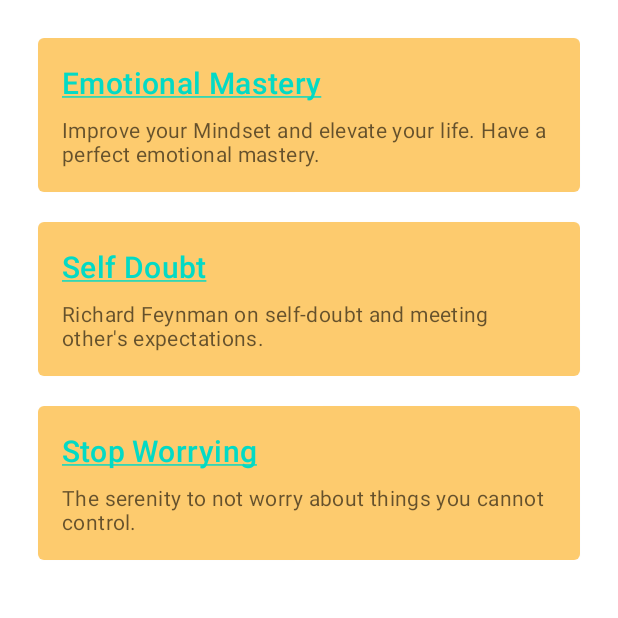
After one commit to shantanu-bandarkar/mindSpace, an Android app: the AllArticles screen opened directly, with no data from a screen before it, on a phone screen of 412 x 824 dp, the top half of it. The commit adds this screen. Run offline under Robolectric (Android 15) with nearby library versions, the phone set to English and light mode, and no system bars; Roboto replaces fonts that are not available here.

Commit message:
feat: read articles

```diff
--- a/app/src/main/AndroidManifest.xml
+++ b/app/src/main/AndroidManifest.xml
@@ -9,6 +9,9 @@
         android:roundIcon="@mipmap/mindspace"
         android:supportsRtl="true"
         android:theme="@style/Theme.Quiz">
+        <activity
+            android:name=".AllArticles"
+            android:exported="false" />
         <activity
             android:name=".Contacts.Make_Call"
             android:exported="false" />
--- /dev/null
+++ b/app/src/main/java/com/example/mindspace/AllArticles.java
@@ -0,0 +1,14 @@
+package com.example.mindspace;
+
+import androidx.appcompat.app.AppCompatActivity;
+
+import android.os.Bundle;
+
+public class AllArticles extends AppCompatActivity {
+
+    @Override
+    protected void onCreate(Bundle savedInstanceState) {
+        super.onCreate(savedInstanceState);
+        setContentView(R.layout.activity_all_articles);
+    }
+}
--- a/app/src/main/java/com/example/mindspace/LandingPage.java
+++ b/app/src/main/java/com/example/mindspace/LandingPage.java
@@ -12,7 +12,7 @@ import com.example.mindspace.Contacts.Add_contact;
 
 public class LandingPage extends AppCompatActivity {
     Button takeTestBtn;
-    TextView contacts;
+    TextView contacts,articles;
     @Override
     protected void onCreate(Bundle savedInstanceState) {
         super.onCreate(savedInstanceState);
@@ -20,6 +20,7 @@ public class LandingPage extends AppCompatActivity {
 
         takeTestBtn = findViewById(R.id.takeTestBtn);
         contacts =  findViewById(R.id.contact);
+        articles = findViewById(R.id.read);
 
         takeTestBtn.setOnClickListener(new View.OnClickListener() {
             @Override
@@ -36,5 +37,12 @@ public class LandingPage extends AppCompatActivity {
                 startActivity(i);
             }
         });
+        articles.setOnClickListener(new View.OnClickListener() {
+            @Override
+            public void onClick(View view) {
+                Intent i = new Intent(LandingPage.this, AllArticles.class);
+                startActivity(i);
+            }
+        });
     }
 }
--- /dev/null
+++ b/app/src/main/res/layout/activity_all_articles.xml
@@ -0,0 +1,123 @@
+<?xml version="1.0" encoding="utf-8"?>
+<LinearLayout xmlns:android="http://schemas.android.com/apk/res/android"
+    android:layout_width="match_parent"
+    android:layout_height="match_parent"
+    xmlns:app="http://schemas.android.com/apk/res-auto"
+    android:orientation="vertical"
+    android:padding="15dp">
+
+    <com.google.android.material.card.MaterialCardView
+        android:id="@+id/card1"
+        android:layout_width="match_parent"
+        android:layout_height="wrap_content"
+        android:layout_margin="10dp"
+        >
+
+        <LinearLayout
+            android:layout_width="match_parent"
+            android:layout_height="wrap_content"
+            android:orientation="vertical"
+            android:background="@color/happyTheme">
+
+
+            <LinearLayout
+                android:layout_width="match_parent"
+                android:layout_height="wrap_content"
+                android:orientation="vertical"
+                android:padding="16dp">
+
+                <!-- Title, secondary and supporting text -->
+                <TextView
+                    android:id="@+id/article1"
+                    android:layout_width="wrap_content"
+                    android:layout_height="wrap_content"
+                    android:text="@string/article1"
+                    android:textAppearance="?attr/textAppearanceHeadline6"
+                    />
+                <TextView
+                    android:layout_width="wrap_content"
+                    android:layout_height="wrap_content"
+                    android:layout_marginTop="8dp"
+                    android:text="Improve your Mindset and elevate your life. Have a perfect emotional mastery."
+                    android:textAppearance="?attr/textAppearanceBody2"
+                    android:textColor="?android:attr/textColorSecondary"
+                    />
+            </LinearLayout>
+        </LinearLayout>
+
+    </com.google.android.material.card.MaterialCardView>
+
+    <com.google.android.material.card.MaterialCardView
+        android:id="@+id/card2"
+        android:layout_width="match_parent"
+        android:layout_height="wrap_content"
+        android:layout_margin="10dp"
+        >
+        <LinearLayout
+            android:layout_width="match_parent"
+            android:layout_height="wrap_content"
+            android:orientation="vertical"
+            android:background="@color/happyTheme">
+            <LinearLayout
+                android:layout_width="match_parent"
+                android:layout_height="wrap_content"
+                android:orientation="vertical"
+                android:padding="16dp">
+                <!-- Title, secondary and supporting text -->
+                <TextView
+                    android:id="@+id/article2"
+                    android:layout_width="wrap_content"
+                    android:layout_height="wrap_content"
+                    android:text="@string/article2"
+                    android:textAppearance="?attr/textAppearanceHeadline6"
+                    />
+                <TextView
+                    android:layout_width="wrap_content"
+                    android:layout_height="wrap_content"
+                    android:layout_marginTop="8dp"
+                    android:text="Richard Feynman on self-doubt and meeting other's expectations."
+                    android:textAppearance="?attr/textAppearanceBody2"
+                    android:textColor="?android:attr/textColorSecondary"
+                    />
+            </LinearLayout>
+        </LinearLayout>
+
+    </com.google.android.material.card.MaterialCardView>
+
+    <com.google.android.material.card.MaterialCardView
+        android:id="@+id/card3"
+        android:layout_width="match_parent"
+        android:layout_height="wrap_content"
+        android:layout_margin="10dp"
+        >
+        <LinearLayout
+            android:layout_width="match_parent"
+            android:layout_height="wrap_content"
+            android:orientation="vertical"
+            android:background="@color/happyTheme">
+            <LinearLayout
+                android:layout_width="match_parent"
+                android:layout_height="wrap_content"
+                android:orientation="vertical"
+                android:padding="16dp">
+                <!-- Title, secondary and supporting text -->
+                <TextView
+                    android:id="@+id/article3"
+                    android:layout_width="wrap_content"
+                    android:layout_height="wrap_content"
+                    android:text="@string/article3"
+                    android:textAppearance="?attr/textAppearanceHeadline6"
+                    />
+                <TextView
+                    android:layout_width="wrap_content"
+                    android:layout_height="wrap_content"
+                    android:layout_marginTop="8dp"
+                    android:text="The serenity to not worry about things you cannot control."
+                    android:textAppearance="?attr/textAppearanceBody2"
+                    android:textColor="?android:attr/textColorSecondary"
+                    />
+            </LinearLayout>
+        </LinearLayout>
+    </com.google.android.material.card.MaterialCardView>
+
+</LinearLayout>
--- a/app/src/main/res/layout/activity_landing_page.xml
+++ b/app/src/main/res/layout/activity_landing_page.xml
@@ -83,6 +83,7 @@
             android:layout_height="wrap_content"
             >
             <TextView
+                android:id="@+id/read"
                 android:text="Read"
                 android:layout_width="wrap_content"
                 android:layout_height="wrap_content"
@@ -116,6 +117,7 @@
             android:layout_marginTop="20dp"
             >
             <TextView
+                android:id="@+id/meditate"
                 android:text="Meditate"
                 android:layout_width="wrap_content"
                 android:layout_height="wrap_content"
@@ -128,6 +130,7 @@
                 >
             </TextView>
             <TextView
+                android:id="@+id/breathe"
                 android:text="Breathe"
                 android:layout_width="wrap_content"
                 android:layout_height="wrap_content"
--- a/app/src/main/res/values/strings.xml
+++ b/app/src/main/res/values/strings.xml
@@ -1,3 +1,7 @@
 <resources>
     <string name="app_name">mindspace</string>
+    <string name="article1"><a href="https://www.scotthyoung.com/blog/2006/09/29/introduction-emotional-mastery-series/">Emotional Mastery</a></string>
+    <string name="article2"><a href="https://www.scotthyoung.com/blog/2018/08/27/richard-feynman-on-expectations/">Self Doubt</a></string>
+    <string name="article3"><a href="https://www.scotthyoung.com/blog/2009/01/19/how-im-learning-to-stop-worrying/">Stop Worrying</a></string>
+
 </resources>
--- a/build.gradle
+++ b/build.gradle
@@ -5,8 +5,8 @@ buildscript {
 }// Top-level build file where you can add configuration options common to all sub-projects/modules.
 
 plugins {
-    id 'com.android.application' version '7.1.1' apply false
-    id 'com.android.library' version '7.1.1' apply false
+    id 'com.android.application' version '7.2.0' apply false
+    id 'com.android.library' version '7.2.0' apply false
 }
 
 task clean(type: Delete) {
```
Also changed, not shown: gradle/wrapper/gradle-wrapper.properties.
